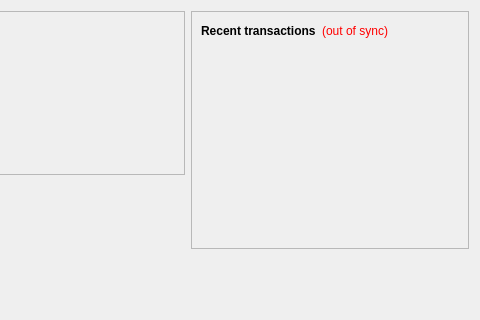
The window that src/qt/forms/overviewpage.ui (maxxine/TEK) describes before a commit, drawn with Qt 5; both pictures show x 234 to 714 and y 0 to 320 of the 714 by 515 pixel window.
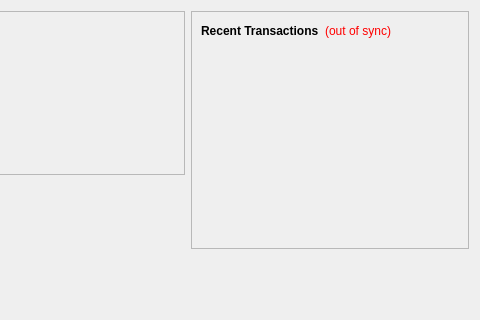
The same window after the commit. Icons and pictures are not drawn.

Patch:
```diff
--- a/src/qt/forms/overviewpage.ui
+++ b/src/qt/forms/overviewpage.ui
@@ -265,7 +265,7 @@
           <item>
            <widget class="QLabel" name="label_4">
             <property name="text">
-             <string>&lt;b&gt;Recent transactions&lt;/b&gt;</string>
+             <string>&lt;b&gt;Recent Transactions&lt;/b&gt;</string>
             </property>
            </widget>
           </item>
```
Left out of the diff: 1 changed line with no effect on the pictures.
